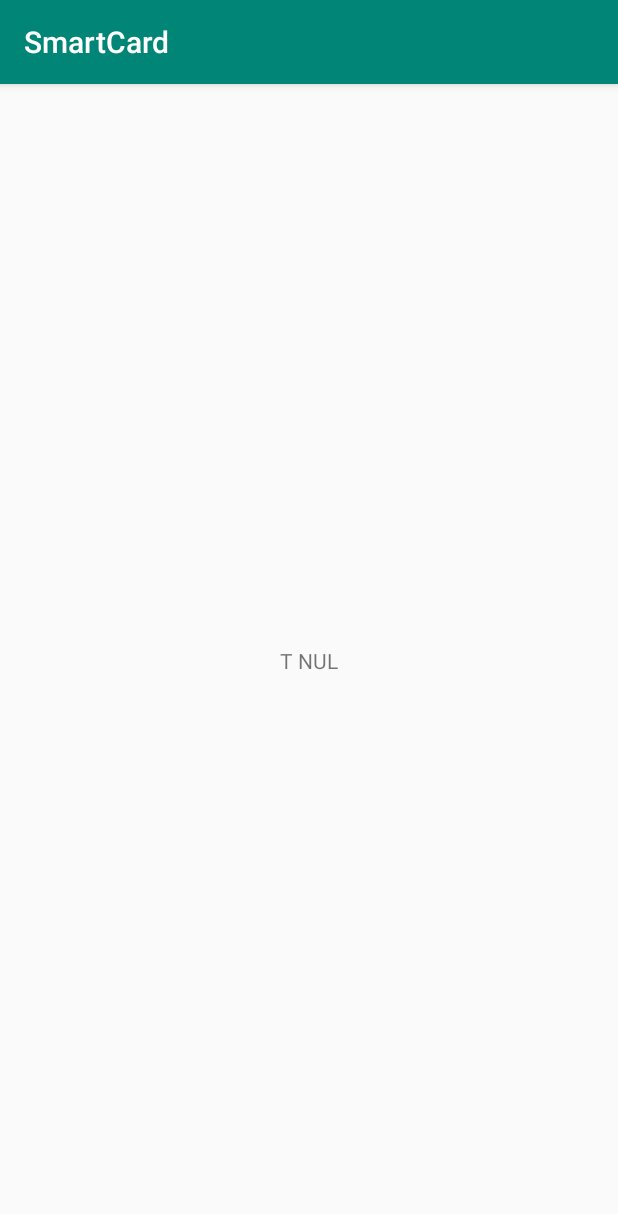
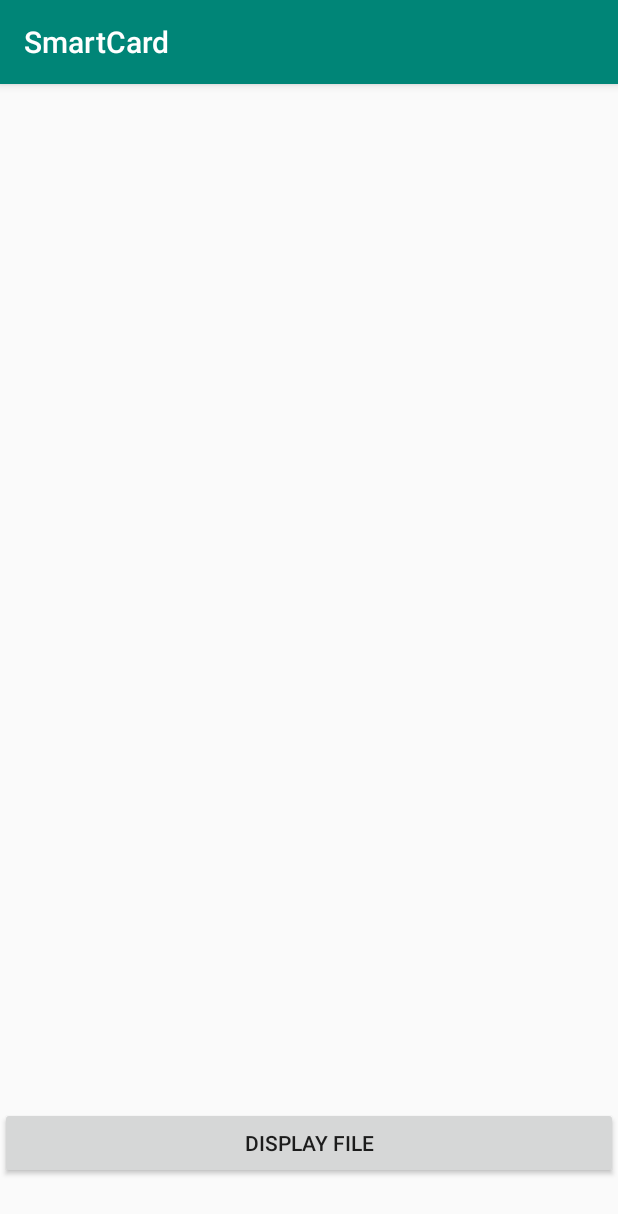
Before and after one commit to Shanoi/SmartCard, an Android app: the screen it shows after launch (MainActivity), on a phone screen of 412 x 824 dp. Shown: the top 1214 px of the screen. Run offline under Robolectric (Android 15) with nearby library versions, the phone set to English and light mode, and no system bars.

Commit message:
Reading completly done, solved minor errors Android : Refactor file

```diff
--- a/AndroidApp/app/src/main/res/layout/activity_main.xml
+++ b/AndroidApp/app/src/main/res/layout/activity_main.xml
@@ -6,13 +6,21 @@
     android:layout_height="match_parent"
     tools:context=".MainActivity">
 
-    <TextView
-        android:layout_width="wrap_content"
-        android:layout_height="wrap_content"
-        android:text="T NUL"
-        app:layout_constraintBottom_toBottomOf="parent"
-        app:layout_constraintLeft_toLeftOf="parent"
-        app:layout_constraintRight_toRightOf="parent"
-        app:layout_constraintTop_toTopOf="parent" />
+    <LinearLayout
+        android:layout_width="match_parent"
+        android:layout_height="match_parent"
+        android:orientation="vertical">
 
+        <TextView
+            android:id="@+id/textView"
+            android:layout_width="match_parent"
+            android:layout_height="682dp" />
+
+        <Button
+            android:id="@+id/button"
+            android:layout_width="match_parent"
+            android:layout_height="wrap_content"
+            android:onClick="onClick"
+            android:text="@string/display_file" />
+    </LinearLayout>
 </android.support.constraint.ConstraintLayout>
--- a/AndroidApp/app/src/main/res/values/strings.xml
+++ b/AndroidApp/app/src/main/res/values/strings.xml
@@ -2,4 +2,5 @@
     <string name="app_name">SmartCard</string>
     <string name="servicedesc">lel</string>
     <string name="aiddescription">lul</string>
+    <string name="display_file">Display File</string>
 </resources>
```
Also changed, not shown: AndroidApp/app/src/main/java/com/example/smartcard/HexaValues/CCFile.java (+8 -2 lines), AndroidApp/app/src/main/java/com/example/smartcard/MainActivity.java (+35 -0 lines), AndroidApp/app/src/main/java/com/example/smartcard/NDEFFile.java (added, +103 -0 lines), AndroidApp/app/src/main/java/com/example/smartcard/Utility.java (+10 -0 lines), AndroidApp/app/src/main/java/com/example/smartcard/cCardService.java (+43 -46 lines), AndroidApp/app/src/main/java/com/example/smartcard/statemachine/ReadNDEFFileState.java (+17 -12 lines), AndroidApp/app/src/main/java/com/example/smartcard/statemachine/State.java (+32 -18 lines), AndroidApp/app/src/main/java/com/example/smartcard/statemachine/UpdateNDEFFileState.java (+11 -9 lines), 1 other file.
